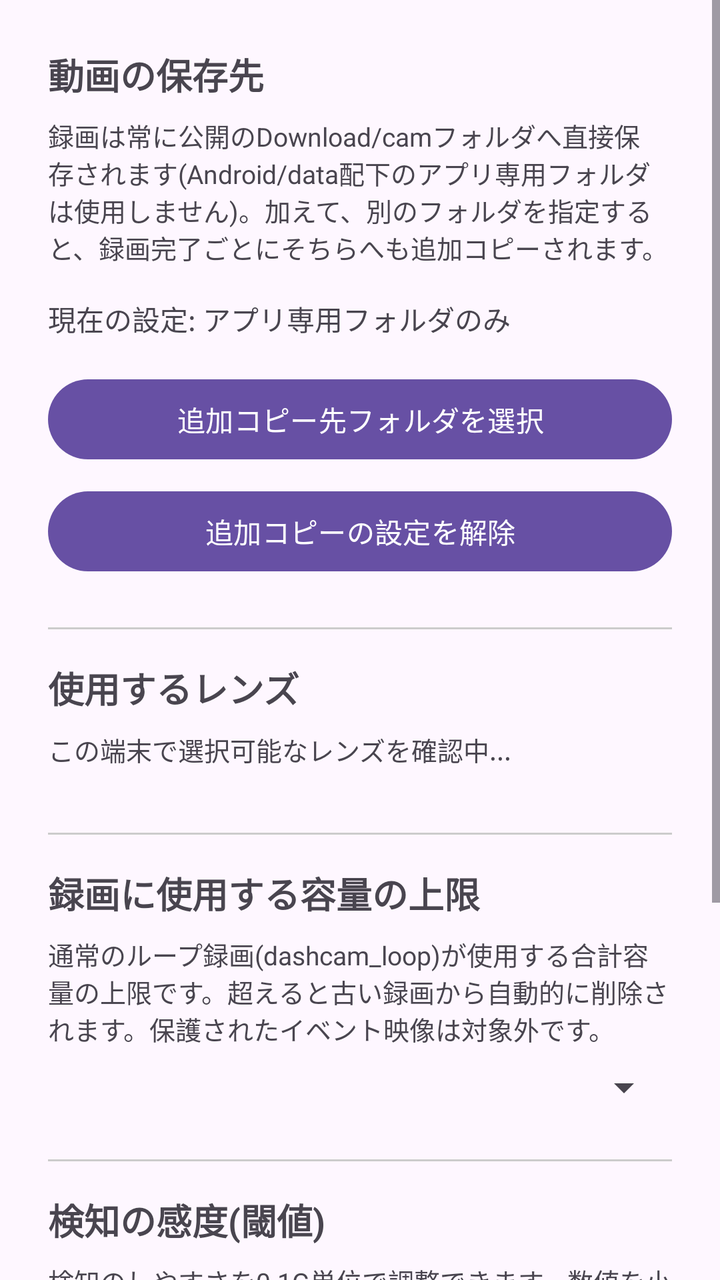
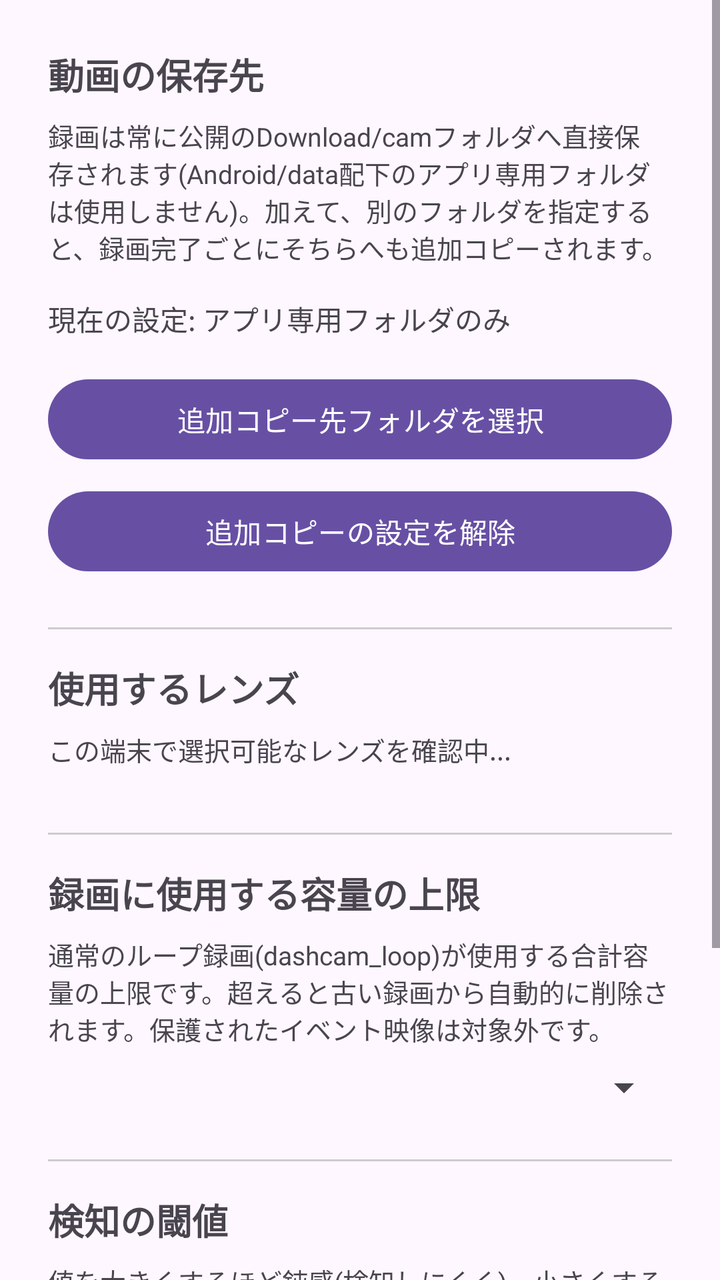

Two renders of the same Android screen: before a commit and after it. Below are the layout's source before the change and the commit's diff.
<!-- AndroidManifest.xml: application theme Theme.Dashcam -->
<!-- res/layout/activity_settings.xml -->
<?xml version="1.0" encoding="utf-8"?>
<ScrollView xmlns:android="http://schemas.android.com/apk/res/android"
    android:layout_width="match_parent"
    android:layout_height="match_parent">

<LinearLayout xmlns:android="http://schemas.android.com/apk/res/android"
    android:layout_width="match_parent"
    android:layout_height="match_parent"
    android:orientation="vertical"
    android:padding="24dp">

    <TextView
        android:layout_width="match_parent"
        android:layout_height="wrap_content"
        android:text="動画の保存先"
        android:textSize="18sp"
        android:textStyle="bold"
        android:layout_marginBottom="8dp" />

    <TextView
        android:layout_width="match_parent"
        android:layout_height="wrap_content"
        android:text="録画は常に公開のDownload/camフォルダへ直接保存されます(Android/data配下のアプリ専用フォルダは使用しません)。加えて、別のフォルダを指定すると、録画完了ごとにそちらへも追加コピーされます。"
        android:textSize="13sp"
        android:layout_marginBottom="16dp" />

    <TextView
        android:id="@+id/textCurrentLocation"
        android:layout_width="match_parent"
        android:layout_height="wrap_content"
        android:text="現在の設定: アプリ専用フォルダのみ"
        android:textSize="14sp"
        android:layout_marginBottom="16dp" />

    <Button
        android:id="@+id/buttonChooseFolder"
        android:layout_width="match_parent"
        android:layout_height="wrap_content"
        android:text="追加コピー先フォルダを選択" />

    <Button
        android:id="@+id/buttonClearFolder"
        android:layout_width="match_parent"
        android:layout_height="wrap_content"
        android:layout_marginTop="8dp"
        android:text="追加コピーの設定を解除" />

    <View
        android:layout_width="match_parent"
        android:layout_height="1dp"
        android:layout_marginTop="24dp"
        android:layout_marginBottom="16dp"
        android:background="#CCCCCC" />

    <TextView
        android:layout_width="match_parent"
        android:layout_height="wrap_content"
        android:text="使用するレンズ"
        android:textSize="18sp"
        android:textStyle="bold"
        android:layout_marginBottom="8dp" />

    <TextView
        android:id="@+id/textLensDescription"
        android:layout_width="match_parent"
        android:layout_height="wrap_content"
        android:text="この端末で選択可能なレンズを確認中..."
        android:textSize="13sp"
        android:layout_marginBottom="8dp" />

    <RadioGroup
        android:id="@+id/radioGroupLens"
        android:layout_width="match_parent"
        android:layout_height="wrap_content" />

    <View
        android:layout_width="match_parent"
        android:layout_height="1dp"
        android:layout_marginTop="24dp"
        android:layout_marginBottom="16dp"
        android:background="#CCCCCC" />

    <TextView
        android:layout_width="match_parent"
        android:layout_height="wrap_content"
        android:text="録画に使用する容量の上限"
        android:textSize="18sp"
        android:textStyle="bold"
        android:layout_marginBottom="8dp" />

    <TextView
        android:layout_width="match_parent"
        android:layout_height="wrap_content"
        android:text="通常のループ録画(dashcam_loop)が使用する合計容量の上限です。超えると古い録画から自動的に削除されます。保護されたイベント映像は対象外です。"
        android:textSize="13sp"
        android:layout_marginBottom="8dp" />

    <Spinner
        android:id="@+id/spinnerCapacity"
        android:layout_width="match_parent"
        android:layout_height="wrap_content" />


    <View
        android:layout_width="match_parent"
        android:layout_height="1dp"
        android:layout_marginTop="24dp"
        android:layout_marginBottom="16dp"
        android:background="#CCCCCC" />

    <TextView
        android:layout_width="match_parent"
        android:layout_height="wrap_content"
        android:text="検知の感度(閾値)"
        android:textSize="18sp"
        android:textStyle="bold"
        android:layout_marginBottom="8dp" />

    <TextView
        android:layout_width="match_parent"
        android:layout_height="wrap_content"
        android:text="検知のしやすさを0.1G単位で調整できます。数値を小さくすると敏感に(検知しやすく)、大きくすると鈍感に(誤検知しにくく)なります。設定変更は録画の再起動後に反映されます。"
        android:textSize="13sp"
        android:layout_marginBottom="8dp" />

    <TextView
        android:layout_width="match_parent"
        android:layout_height="wrap_content"
        android:text="衝撃検知: 走行中"
        android:textSize="14sp"
        android:layout_marginBottom="4dp" />

    <Spinner
        android:id="@+id/spinnerShockDriving"
        android:layout_width="match_parent"
        android:layout_height="wrap_content"
        android:layout_marginBottom="12dp" />

    <TextView
        android:layout_width="match_parent"
        android:layout_height="wrap_content"
        android:text="衝撃検知: 駐車監視中"
        android:textSize="14sp"
        android:layout_marginBottom="4dp" />

    <Spinner
        android:id="@+id/spinnerShockParking"
        android:layout_width="match_parent"
        android:layout_height="wrap_content"
        android:layout_marginBottom="12dp" />

    <TextView
        android:layout_width="match_parent"
        android:layout_height="wrap_content"
        android:text="急ブレーキ検知(煽り運転の可能性)"
        android:textSize="14sp"
        android:layout_marginBottom="4dp" />

    <Spinner
        android:id="@+id/spinnerTailgating"
        android:layout_width="match_parent"
        android:layout_height="wrap_content" />

</LinearLayout>
</ScrollView>
<!-- resources referenced by this layout -->
<resources>
  <style name="Theme.Dashcam" parent="Theme.Material3.DayNight.NoActionBar" />
</resources>

<!-- the commit's change to res/layout/activity_settings.xml (unified diff, before → after) -->
@@ -3,9 +3,9 @@
     android:layout_width="match_parent"
     android:layout_height="match_parent">
 
-<LinearLayout xmlns:android="http://schemas.android.com/apk/res/android"
+<LinearLayout
     android:layout_width="match_parent"
-    android:layout_height="match_parent"
+    android:layout_height="wrap_content"
     android:orientation="vertical"
     android:padding="24dp">
 
@@ -100,7 +100,6 @@
         android:layout_width="match_parent"
         android:layout_height="wrap_content" />
 
-
     <View
         android:layout_width="match_parent"
         android:layout_height="1dp"
@@ -111,7 +110,7 @@
     <TextView
         android:layout_width="match_parent"
         android:layout_height="wrap_content"
-        android:text="検知の感度(閾値)"
+        android:text="検知の閾値"
         android:textSize="18sp"
         android:textStyle="bold"
         android:layout_marginBottom="8dp" />
@@ -119,47 +118,48 @@
     <TextView
         android:layout_width="match_parent"
         android:layout_height="wrap_content"
-        android:text="検知のしやすさを0.1G単位で調整できます。数値を小さくすると敏感に(検知しやすく)、大きくすると鈍感に(誤検知しにくく)なります。設定変更は録画の再起動後に反映されます。"
+        android:text="値を大きくするほど鈍感(検知しにくく)、小さくするほど敏感(誤検知しやすく)なります。"
         android:textSize="13sp"
-        android:layout_marginBottom="8dp" />
+        android:layout_marginBottom="16dp" />
 
     <TextView
+        android:id="@+id/textShockDrivingValue"
         android:layout_width="match_parent"
         android:layout_height="wrap_content"
-        android:text="衝撃検知: 走行中"
-        android:textSize="14sp"
-        android:layout_marginBottom="4dp" />
+        android:text="走行中の衝撃検知: 0.5G" />
 
-    <Spinner
-        android:id="@+id/spinnerShockDriving"
+    <SeekBar
+        android:id="@+id/seekShockDriving"
         android:layout_width="match_parent"
         android:layout_height="wrap_content"
-        android:layout_marginBottom="12dp" />
+        android:max="49"
+        android:layout_marginBottom="16dp" />
 
     <TextView
+        android:id="@+id/textShockParkingValue"
         android:layout_width="match_parent"
         android:layout_height="wrap_content"
-        android:text="衝撃検知: 駐車監視中"
-        android:textSize="14sp"
-        android:layout_marginBottom="4dp" />
+        android:text="駐車監視中の衝撃検知: 0.2G" />
 
-    <Spinner
-        android:id="@+id/spinnerShockParking"
+    <SeekBar
+        android:id="@+id/seekShockParking"
         android:layout_width="match_parent"
         android:layout_height="wrap_content"
-        android:layout_marginBottom="12dp" />
+        android:max="49"
+        android:layout_marginBottom="16dp" />
 
     <TextView
+        android:id="@+id/textTailgatingValue"
         android:layout_width="match_parent"
         android:layout_height="wrap_content"
-        android:text="急ブレーキ検知(煽り運転の可能性)"
-        android:textSize="14sp"
-        android:layout_marginBottom="4dp" />
+        android:text="急ブレーキ(煽り運転の可能性)検知: 0.3G" />
 
-    <Spinner
-        android:id="@+id/spinnerTailgating"
+    <SeekBar
+        android:id="@+id/seekTailgating"
         android:layout_width="match_parent"
-        android:layout_height="wrap_content" />
+        android:layout_height="wrap_content"
+        android:max="19"
+        android:layout_marginBottom="8dp" />
 
 </LinearLayout>
 </ScrollView>
